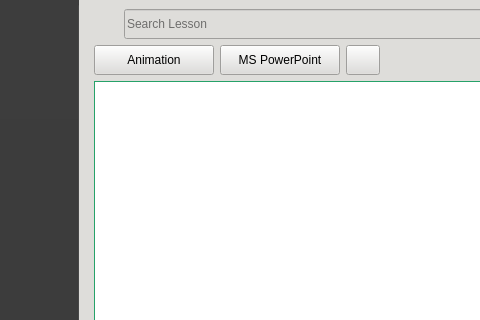
Before: the Qt Designer form CAI_PyQt/CAI_Admin/UI/FormHome.ui in CPG19040/CPG19040, drawn with Qt 5; both pictures show x 121 to 601 and y 0 to 320 of the 1189 by 732 pixel window.
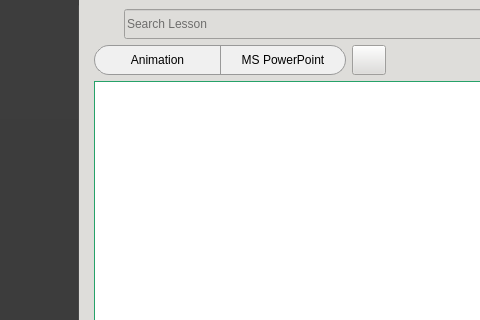
After: the same form once the commit is applied. The open tabs and pages were chosen to show the change. Icons and pictures are not drawn.

Diff of the .ui file:
```diff
--- a/CAI_PyQt/CAI_Admin/UI/FormHome.ui
+++ b/CAI_PyQt/CAI_Admin/UI/FormHome.ui
@@ -3975,10 +3975,73 @@
         <item>
          <layout class="QHBoxLayout" name="horizontalLayout_4">
           <item>
+           <widget class="QWidget" name="widget_17" native="true">
+            <property name="minimumSize">
+             <size>
+              <width>100</width>
+              <height>0</height>
+             </size>
+            </property>
+            <property name="styleSheet">
+             <string notr="true">#widget_17 {
+	background: transparent;
+}
+
+QPushButton {
+    border: 1px solid #999;
+    padding: 5px 15px;
+	font: 10pt &quot;Inter&quot;;
+    background-color: #f0f0f0;
+}
+
+QPushButton:hover {
+    background-color: #e0e0e0;
+}
+
+#btnAnimation {
+    border-top-left-radius: 15px;
+    border-bottom-left-radius: 15px;
+    border-right: none;
+}
+
+#btnAnimation:checked {
+    background-color: #72D582;
+	border: 2px solid #448D50;
+    color: #000;
+}
+
+#btnPowerPoint {
+    border-top-right-radius: 15px;
+    border-bottom-right-radius: 15px;
+}
+
+#btnPowerPoint:checked {
+    background-color: #72D582;
+	border: 2px solid #448D50;
+    color: #000;
+}</string>
+            </property>
+            <layout class="QHBoxLayout" name="horizontalLayout_32">
+             <property name="spacing">
+              <number>0</number>
+             </property>
+             <property name="leftMargin">
+              <number>0</number>
+             </property>
+             <property name="topMargin">
+              <number>0</number>
+             </property>
+             <property name="rightMargin">
+              <number>0</number>
+             </property>
+             <property name="bottomMargin">
+              <number>0</number>
+             </property>
+             <item>
            <widget class="QPushButton" name="btnAnimation">
             <property name="minimumSize">
              <size>
-              <width>120</width>
+                 <width>126</width>
               <height>30</height>
              </size>
             </property>
@@ -3997,7 +4060,7 @@
            <widget class="QPushButton" name="btnPowerPoint">
             <property name="minimumSize">
              <size>
-              <width>120</width>
+                 <width>126</width>
               <height>30</height>
              </size>
             </property>
@@ -4008,8 +4071,11 @@
              <string>MS PowerPoint</string>
             </property>
             <property name="class" stdset="0">
-             <string>button-normal</string>
-            </property>
+                <string/>
+               </property>
+              </widget>
+             </item>
+            </layout>
            </widget>
           </item>
           <item>
```
Left out of the diff: 30 changed lines with no effect on the pictures. Lines whose indentation alone changed are shown as unchanged.
